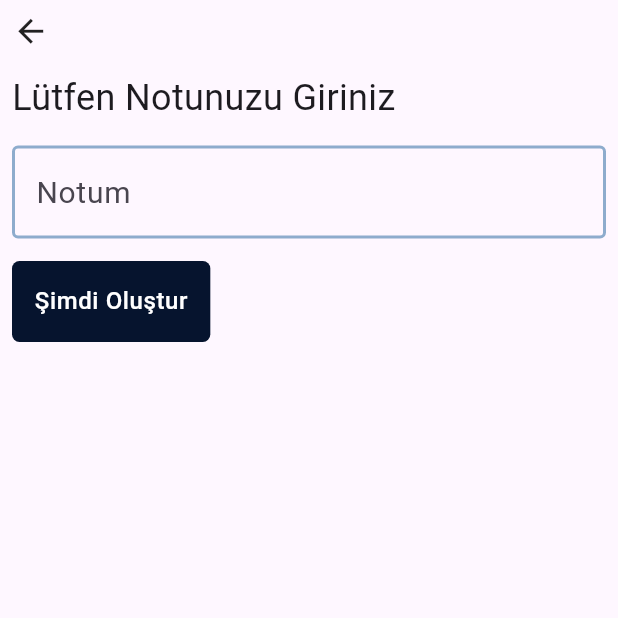
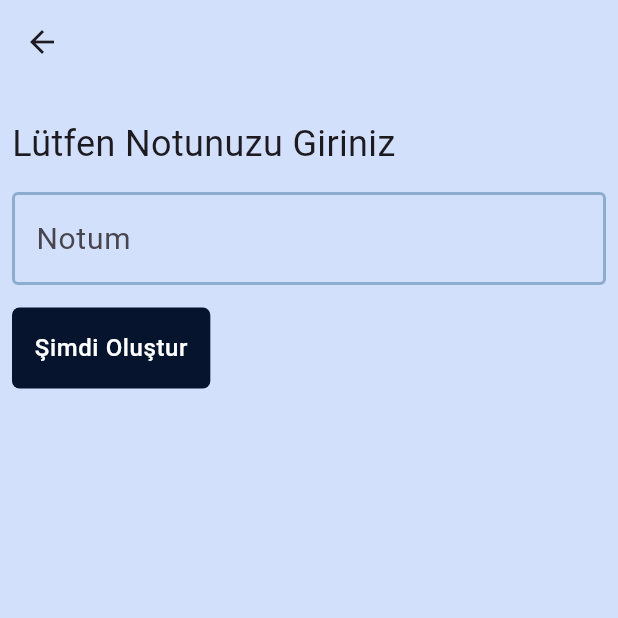
Before and after one commit to mstf45/todoapp, a Flutter app: the screen it shows after launch, after a tap on the "add" icon, on a phone screen of 412 x 824 dp, the top half of it. Run offline on Flutter 3.47's test engine with Material 3 defaults, Android fonts, the phone set to English and light mode, and no system bars; our stand-ins replace flutter_slidable, hive, hive_flutter, lottie; missing offline and left inert: hidable; accounts and stored records are empty.

Commit message:
edit dialog_box.dart

```diff
--- a/lib/pages/home.dart
+++ b/lib/pages/home.dart
@@ -24,15 +24,16 @@ class _HomePageState extends State<HomePage> with HomeMixinUsing {
         leading: Visibility(
           visible: isVisibllitiy,
           child: IconButton(
-            //  highlightColor: Colors.transparent,
+            highlightColor: Colors.transparent,
             icon: const Icon(Icons.cancel),
             onPressed: () {
               selectAllTasks();
             },
           ),
         ),
-        //  foregroundColor: Colors.blue,
-        backgroundColor: ColorCustom.appbarbackgroundColor,
+        backgroundColor: db.toDoList.isNotEmpty
+            ? ColorCustom.appbarbackgroundColor
+            : ColorCustom.scafoldbackgroundColor,
         centerTitle: true,
         title: Text(
           CustomKeys.appbarTitle,
--- a/lib/util/dialog_box.dart
+++ b/lib/util/dialog_box.dart
@@ -16,27 +16,16 @@ class DialogBox extends StatelessWidget {
 
   @override
   Widget build(BuildContext context) {
-    return Material(
-      elevation: 0,
-      child: SafeArea(
-        child: Padding(
+    return Scaffold(
+      backgroundColor: ColorCustom.scafoldbackgroundColor,
+      appBar: AppBar(
+        backgroundColor: ColorCustom.scafoldbackgroundColor,
+      ),
+      body: Padding(
         padding: const EdgeInsets.all(8.0),
-          child: SingleChildScrollView(
-            child: Column(
-              mainAxisAlignment: MainAxisAlignment.center,
-              crossAxisAlignment: CrossAxisAlignment.center,
+        child: Expanded(
+          child: ListView(
             children: [
-                Row(
-                  children: [
-                    InkWell(
-                      onTap: () {
-                        Navigator.of(context).pop();
-                      },
-                      child: const Icon(Icons.arrow_back, size: 25),
-                    ),
-                    const SizedBox(width: 10),
-                  ],
-                ),
               const SizedBox(height: 15),
               Align(
                 alignment: Alignment.centerLeft,
@@ -98,7 +87,6 @@ class DialogBox extends StatelessWidget {
           ),
         ),
       ),
-      ),
     );
   }
 }
```
Lines whose indentation alone changed are shown as unchanged.
